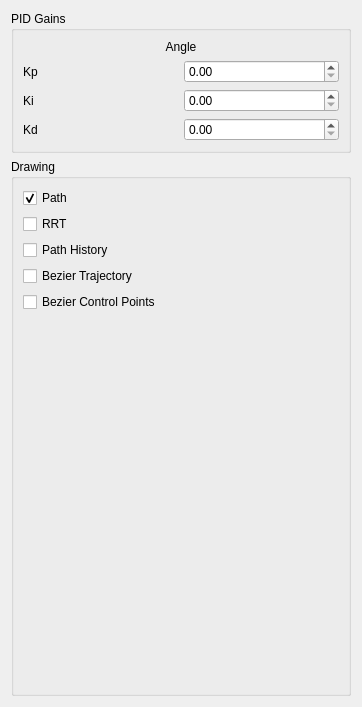
RoboJackets/robocup-software, file soccer/motion/ui/config.ui: the form before one commit.
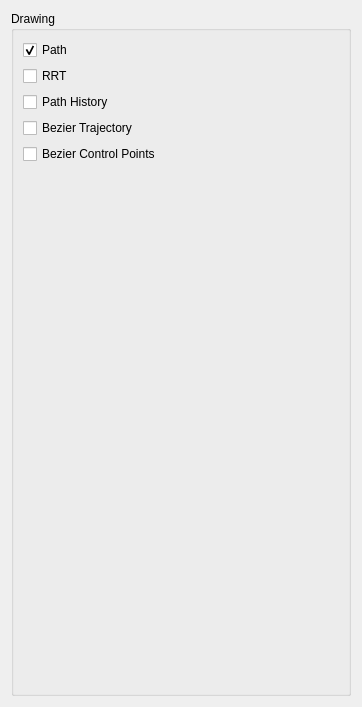
The form after the commit.

Commit message: removed the previous PID controls to avoid redundancy

The edit to the form file:
```diff
--- a/soccer/motion/ui/config.ui
+++ b/soccer/motion/ui/config.ui
@@ -14,55 +14,6 @@
    <string>Motion</string>
   </property>
   <layout class="QVBoxLayout" name="verticalLayout_3">
-   <item>
-    <widget class="QGroupBox" name="groupBox">
-     <property name="title">
-      <string>PID Gains</string>
-     </property>
-     <layout class="QGridLayout" name="gridLayout">
-      <item row="0" column="0" colspan="2">
-       <widget class="QLabel" name="label_6">
-        <property name="text">
-         <string>Angle</string>
-        </property>
-        <property name="alignment">
-         <set>Qt::AlignCenter</set>
-        </property>
-       </widget>
-      </item>
-      <item row="1" column="0">
-       <widget class="QLabel" name="label_5">
-        <property name="text">
-         <string>Kp</string>
-        </property>
-       </widget>
-      </item>
-      <item row="1" column="1">
-       <widget class="QDoubleSpinBox" name="ang_kp"/>
-      </item>
-      <item row="3" column="0">
-       <widget class="QLabel" name="label_4">
-        <property name="text">
-         <string>Kd</string>
-        </property>
-       </widget>
-      </item>
-      <item row="3" column="1">
-       <widget class="QDoubleSpinBox" name="ang_kd"/>
-      </item>
-      <item row="2" column="1">
-       <widget class="QDoubleSpinBox" name="ang_ki"/>
-      </item>
-      <item row="2" column="0">
-       <widget class="QLabel" name="label_8">
-        <property name="text">
-         <string>Ki</string>
-        </property>
-       </widget>
-      </item>
-     </layout>
-    </widget>
-   </item>
    <item>
     <widget class="QGroupBox" name="groupBox_2">
      <property name="title">
```
The commit also changes 2 other files.
